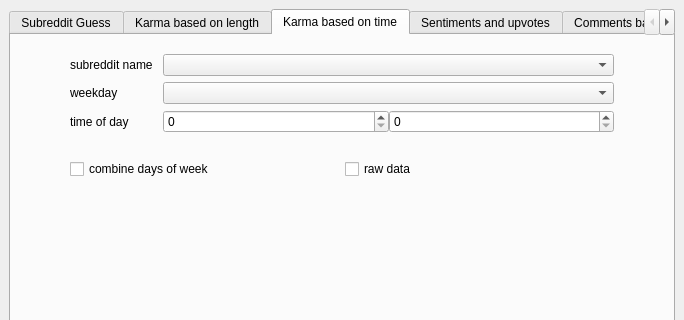
scrapingredditboys/ScrapingRedditNaturalLanguageProcessingWUT2019, file gui/designer/main_window.ui: the form before one commit; both pictures show x 0 to 684 and y 0 to 320 of the 684 by 600 pixel window.
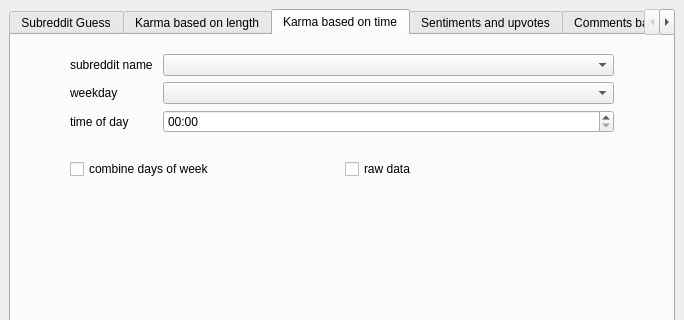
The form after the commit. The open tabs and pages were chosen to show the change.

Commit message: change combo boxes to TimeEdit

Diff of the .ui file:
```diff
--- a/gui/designer/main_window.ui
+++ b/gui/designer/main_window.ui
@@ -237,14 +237,11 @@
              </widget>
             </item>
             <item row="2" column="1">
-             <layout class="QHBoxLayout" name="horizontalLayout">
-              <item>
-               <widget class="QSpinBox" name="minuteSpinBox"/>
-              </item>
-              <item>
-               <widget class="QSpinBox" name="hourSpinBox"/>
-              </item>
-             </layout>
+             <widget class="QTimeEdit" name="karmaTimeEdit">
+              <property name="displayFormat">
+               <string>HH:mm</string>
+              </property>
+             </widget>
             </item>
            </layout>
           </item>
```
Left out of the diff: 32 changed lines with no effect on the pictures. The commit also changes 2 other files.
